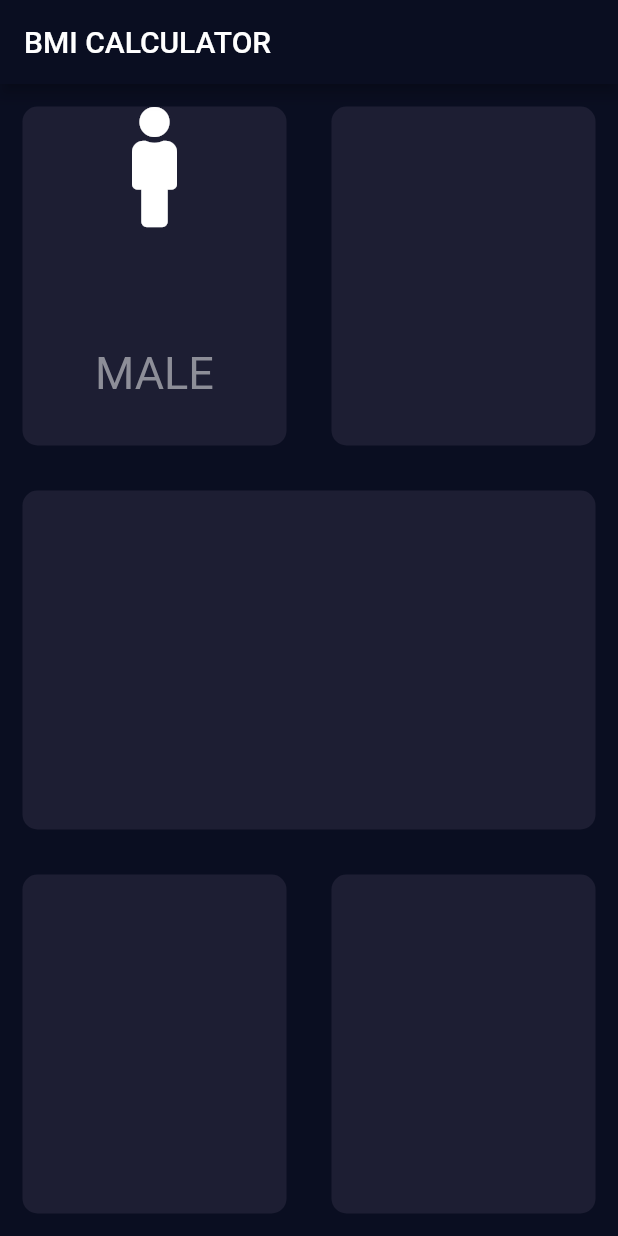
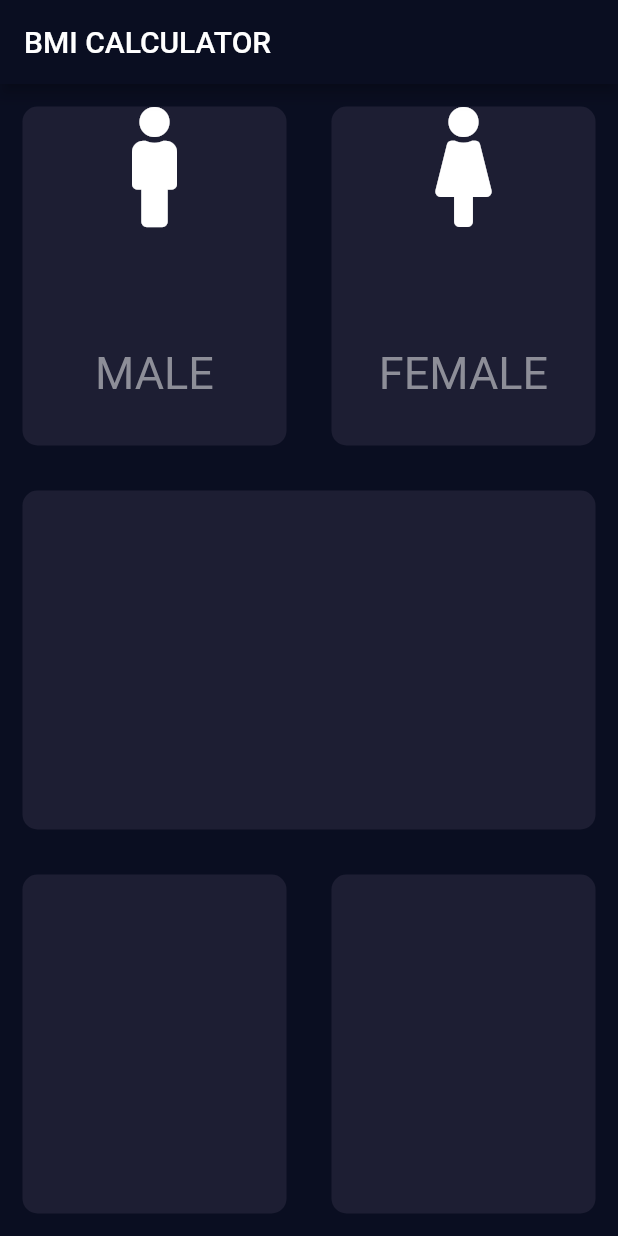
Before and after one commit to RanaAhmad112/Bmi_calculater_in_flutter, a Flutter app: the screen it shows after launch, on a phone screen of 412 x 824 dp. Run offline on Flutter 3.47's test engine with Material 2 defaults, Android fonts, the phone set to English and light mode, and no system bars; our stand-ins replace font_awesome_flutter.

Commit message:
I done lecture No 57 and design FEMALE Icons in CardWidget

```diff
--- a/lib/input_page.dart
+++ b/lib/input_page.dart
@@ -38,7 +38,27 @@ class _InputPageState extends State<InputPage> {
                   ],
                 ),
               ),),
-              Expanded(child:new  RepeatContainercode(colors: Color(0xFF1D1E33),),),
+              Expanded(child:new RepeatContainercode(
+                colors: Color(0xFF1D1E33),
+                cardwidget: Column(
+                  children: <Widget>[
+                    Icon(
+                      FontAwesomeIcons.female,
+                      size: 80.0,
+                    ),
+                    SizedBox(
+                      height: 80.0,
+                    ),
+                    Text(
+                      'FEMALE',
+                      style: TextStyle(
+                        fontSize: 30.0,
+                        color: Color(0xFF8D8E98),
+                      ),
+                    ),
+                  ],
+                ),
+              ),),
             ]
           ),),
           Expanded(child: RepeatContainercode(colors: Color(0xFF1D1E33),),),
```
